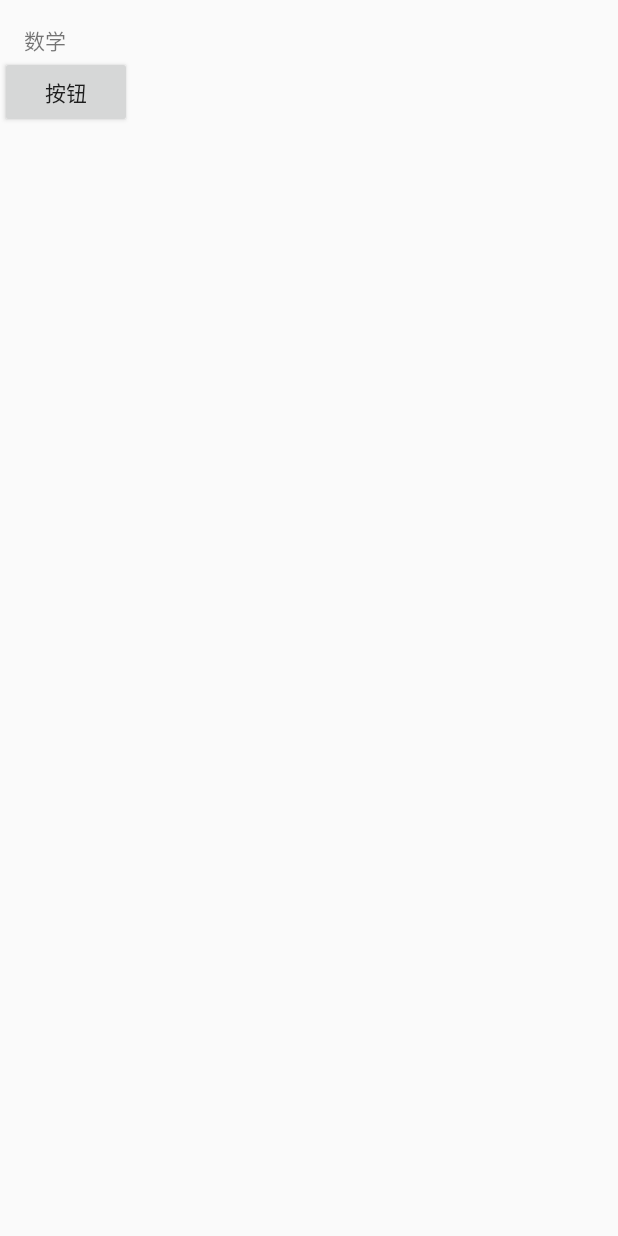
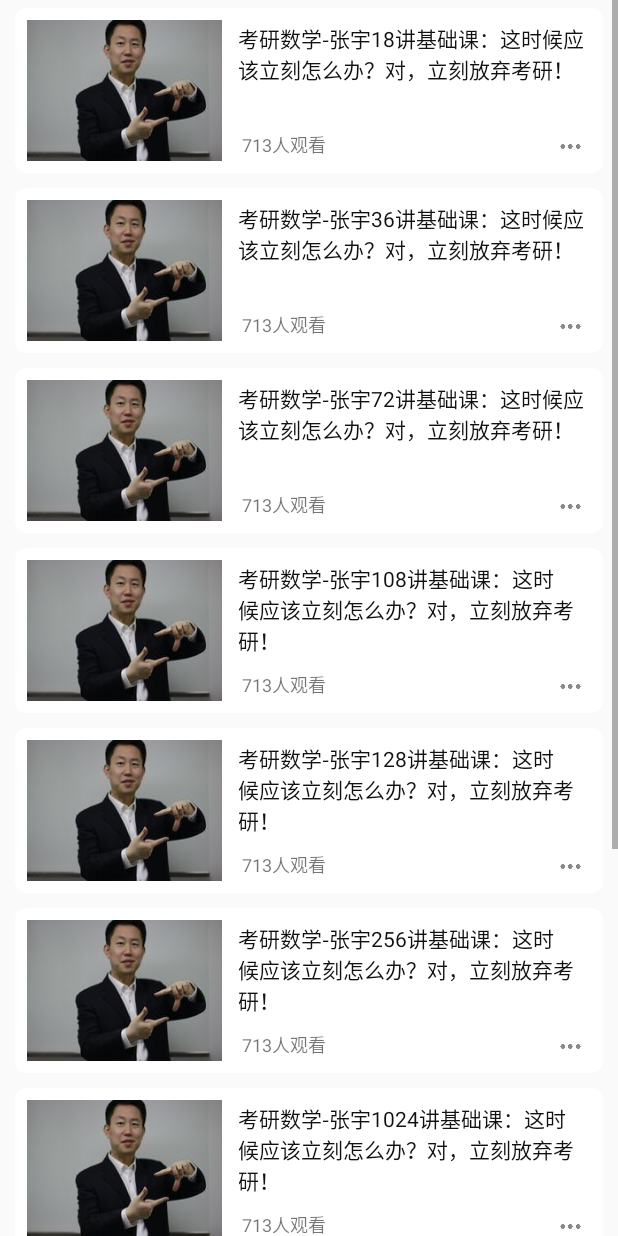
Before and after one commit to shanliangLS/Kaoyanbang, an Android app: the fragment PlayerFragment1 shown on its own in the app's theme, on a phone screen of 412 x 824 dp. Run offline under Robolectric (Android 15) with nearby library versions, the phone set to English and light mode, and no system bars.

Commit message:
完成视频页列表

```diff
--- a/app/build.gradle
+++ b/app/build.gradle
@@ -44,4 +44,8 @@ dependencies {
     // 视频
     implementation 'com.shuyu:GSYVideoPlayer:6.0.3'
     implementation 'com.github.bumptech.glide:glide:4.3.0'
+
+    // 圆角+阴影
+    implementation 'com.android.support:cardview-v7:28.0.0'
+//    implementation 'com.squareup.okhttp3:okhttp:3.4.1'
 }
--- a/app/src/main/java/hehut/scse/kaoyanbang/TabFragment/Player/Fragments/PlayerFragment1.java
+++ b/app/src/main/java/hehut/scse/kaoyanbang/TabFragment/Player/Fragments/PlayerFragment1.java
@@ -5,34 +5,111 @@ import android.os.Bundle;
 import android.support.annotation.NonNull;
 import android.support.annotation.Nullable;
 import android.support.v4.app.Fragment;
+import android.support.v7.widget.CardView;
+import android.util.Log;
 import android.view.LayoutInflater;
 import android.view.View;
 import android.view.ViewGroup;
-import android.widget.Button;
+import android.widget.BaseAdapter;
+import android.widget.ImageView;
+import android.widget.ListView;
+import android.widget.TextView;
+
+import java.util.ArrayList;
+import java.util.List;
 
 import hehut.scse.kaoyanbang.R;
 import hehut.scse.kaoyanbang.TabFragment.Player.PlayerDetail;
+import hehut.scse.kaoyanbang.TabFragment.Player.VideoDetail;
 
 public class PlayerFragment1 extends Fragment {
-    Button button;
+    private static List<VideoDetail> videoList;
+    private ListView videoListView;
+
+    static {
+        videoList = new ArrayList<>();
+        videoList.add(new VideoDetail(R.drawable.zhangyu,
+                "考研数学-张宇18讲基础课：这时候应该立刻怎么办？对，立刻放弃考研！",713));
+        videoList.add(new VideoDetail(R.drawable.zhangyu,
+                "考研数学-张宇36讲基础课：这时候应该立刻怎么办？对，立刻放弃考研！",713));
+        videoList.add(new VideoDetail(R.drawable.zhangyu,
+                "考研数学-张宇72讲基础课：这时候应该立刻怎么办？对，立刻放弃考研！",713));
+        videoList.add(new VideoDetail(R.drawable.zhangyu,
+                "考研数学-张宇108讲基础课：这时候应该立刻怎么办？对，立刻放弃考研！",713));
+        videoList.add(new VideoDetail(R.drawable.zhangyu,
+                "考研数学-张宇128讲基础课：这时候应该立刻怎么办？对，立刻放弃考研！",713));
+        videoList.add(new VideoDetail(R.drawable.zhangyu,
+                "考研数学-张宇256讲基础课：这时候应该立刻怎么办？对，立刻放弃考研！",713));
+        videoList.add(new VideoDetail(R.drawable.zhangyu,
+                "考研数学-张宇1024讲基础课：这时候应该立刻怎么办？对，立刻放弃考研！",713));
+        videoList.add(new VideoDetail(R.drawable.zhangyu,
+                "考研数学-张宇进阶课：这时候应该立刻怎么办？对，立刻放弃考研！",713));
+        videoList.add(new VideoDetail(R.drawable.zhangyu,
+                "考研数学-张宇冲刺课：这时候应该立刻怎么办？对，立刻放弃考研！",713));
+        videoList.add(new VideoDetail(R.drawable.zhangyu,
+                "考研数学-张宇火箭班：这时候应该立刻怎么办？对，立刻放弃考研！",713));
+    }
 
     @Nullable
     @Override
     public View onCreateView(@NonNull LayoutInflater inflater, @Nullable ViewGroup container, @Nullable Bundle savedInstanceState) {
         View view = inflater.inflate(R.layout.player_fragment1, container, false);
 
-        button = (Button) view.findViewById(R.id.play_button);
-        Button.OnClickListener buttonListener = new Button.OnClickListener() {
+        videoListView = view.findViewById(R.id.player_math_list);
+        videoListView.setAdapter(new BaseAdapter() {
             @Override
-            public void onClick(View v) {
-                switch (v.getId()) {
-                    case R.id.play_button:
+            public int getCount() {
+                return videoList.size();
+            }
+
+            @Override
+            public Object getItem(int position) {
+                return null;
+            }
+
+            @Override
+            public long getItemId(int position) {
+                return 0;
+            }
+
+            @Override
+            public View getView(int position, View convertView, ViewGroup parent) {
+                View itemview = null;
+
+                // 如果缓存为空，生成新的布局作为1个item
+                if (convertView == null) {
+                    Log.i("videoListInfo:", "没有缓存，重新生成" + position);
+                    LayoutInflater videoInflater = PlayerFragment1.this.getLayoutInflater();
+                    // 因为getView()返回的对象，adapter会自动赋给ListView
+                    itemview = inflater.inflate(R.layout.player_card, null);
+                } else {
+                    Log.i("goodsListInfo:", "有缓存，不需要重新生成" + position);
+                    itemview = convertView;
+                }
+
+                final VideoDetail video = videoList.get(position);
+                // 图片
+                ImageView imageViewLeft = (ImageView) itemview.findViewById(R.id.video_cover);
+                imageViewLeft.setImageResource(video.getCoverPath());
+                // 简介
+                TextView introductionTextView = (TextView) itemview.findViewById(R.id.video_title);
+                introductionTextView.setText(video.getVideoTitle());
+                // 记录
+                TextView recordTextViewLeft = (TextView) itemview.findViewById(R.id.video_watch_num);
+                recordTextViewLeft.setText(video.getWatchNum());
+
+                // 点击事件
+                CardView cardView = itemview.findViewById(R.id.video_card);
+                cardView.setOnClickListener(new View.OnClickListener() {
+                    @Override
+                    public void onClick(View v) {
                         startActivity(new Intent(getActivity(), PlayerDetail.class));
-                        return;
-                }
+                    }
+                });
+
+                return itemview;
             }
-        };
-        button.setOnClickListener(buttonListener);
+        });
 
         return view;
     }
--- /dev/null
+++ b/app/src/main/java/hehut/scse/kaoyanbang/TabFragment/Player/VideoDetail.java
@@ -0,0 +1,37 @@
+package hehut.scse.kaoyanbang.TabFragment.Player;
+
+public class VideoDetail {
+    private int coverPath;
+    private String videoTitle;
+    private String watchNum;
+
+    public VideoDetail(int c,String v,int w) {
+        coverPath = c;
+        videoTitle = v;
+        watchNum = w + "人观看";
+    }
+
+    public void setCoverPath(int coverPath) {
+        this.coverPath = coverPath;
+    }
+
+    public void setVideoTitle(String videoTitle) {
+        this.videoTitle = videoTitle;
+    }
+
+    public void setWatchNum(String watchNum) {
+        this.watchNum = watchNum;
+    }
+
+    public int getCoverPath() {
+        return coverPath;
+    }
+
+    public String getVideoTitle() {
+        return videoTitle;
+    }
+
+    public String getWatchNum() {
+        return watchNum;
+    }
+}
--- /dev/null
+++ b/app/src/main/res/layout/player_card.xml
@@ -0,0 +1,79 @@
+<?xml version="1.0" encoding="utf-8"?>
+<LinearLayout xmlns:android="http://schemas.android.com/apk/res/android"
+    android:layout_width="match_parent"
+    android:layout_height="match_parent"
+    xmlns:app="http://schemas.android.com/apk/res-auto">
+
+    <android.support.v7.widget.CardView
+        android:id="@+id/video_card"
+        android:layout_width="0dp"
+        android:layout_height="wrap_content"
+        android:layout_weight="1"
+        android:layout_marginTop="5dp"
+        android:layout_marginLeft="10dp"
+        android:layout_marginRight="10dp"
+        android:layout_marginBottom="5dp"
+        android:clickable="true"
+        android:onClick="onClick"
+        app:cardCornerRadius="7dp"
+        app:cardElevation="0dp"
+        app:cardBackgroundColor="#fff">
+        <LinearLayout
+            android:layout_width="match_parent"
+            android:layout_height="110dp"
+            android:orientation="horizontal">
+            <ImageView
+                android:id="@+id/video_cover"
+                android:layout_width="130dp"
+                android:layout_height="94dp"
+                android:layout_marginTop="8dp"
+                android:layout_marginLeft="8dp"
+                android:layout_marginRight="5dp"
+                android:layout_marginBottom="8dp"
+                android:src="@drawable/zhangyu"
+                android:scaleType="fitXY"/>
+
+            <LinearLayout
+                android:orientation="vertical"
+                android:layout_width="match_parent"
+                android:layout_height="match_parent">
+                <TextView
+                    android:id="@+id/video_title"
+                    android:layout_width="match_parent"
+                    android:layout_height="0dp"
+                    android:layout_weight="1"
+                    android:layout_marginTop="10dp"
+                    android:layout_marginLeft="5dp"
+                    android:layout_marginRight="10dp"
+                    android:layout_marginBottom="10dp"
+                    android:textSize="@dimen/video_introduction"
+                    android:textColor="#111"
+                    android:text="考研数学-张宇108讲基础课：这时候应该立刻怎么办？对，立刻放弃考研！"
+                    android:maxLines="3"
+                    android:ellipsize="end"/>
+
+                <RelativeLayout
+                    android:layout_width="match_parent"
+                    android:layout_height="wrap_content"
+                    android:layout_marginBottom="10dp">
+                    <TextView
+                        android:id="@+id/video_watch_num"
+                        android:layout_width="wrap_content"
+                        android:layout_height="wrap_content"
+                        android:layout_marginLeft="8dp"
+                        android:textSize="@dimen/video_watch_num"
+                        android:text="719人观看"/>
+                    <ImageView
+                        android:layout_width="15dp"
+                        android:layout_height="15dp"
+                        android:layout_marginRight="14dp"
+                        android:layout_alignParentRight="true"
+                        android:layout_alignBottom="@id/video_watch_num"
+                        android:src="@drawable/video_more"/>
+                </RelativeLayout>
+            </LinearLayout>
+
+        </LinearLayout>
+    </android.support.v7.widget.CardView>
+
+</LinearLayout>
--- a/app/src/main/res/layout/player_fragment1.xml
+++ b/app/src/main/res/layout/player_fragment1.xml
@@ -4,19 +4,11 @@
     android:layout_width="match_parent"
     android:layout_height="match_parent">
 
-    <TextView
-        android:id="@+id/message"
-        android:layout_width="wrap_content"
-        android:layout_height="wrap_content"
-        android:layout_marginStart="@dimen/activity_horizontal_margin"
-        android:layout_marginLeft="@dimen/activity_horizontal_margin"
-        android:layout_marginTop="@dimen/activity_vertical_margin"
-        android:text="数学"/>
-
-    <Button
-        android:id="@+id/play_button"
-        android:layout_width="wrap_content"
-        android:layout_height="wrap_content"
-        android:text="按钮"/>
+    <ListView
+        android:id="@+id/player_math_list"
+        android:layout_width="match_parent"
+        android:layout_height="match_parent"
+        android:dividerHeight="0dp"
+        android:divider="#ffffff"/>
 
 </LinearLayout>
--- a/app/src/main/res/values/dimens.xml
+++ b/app/src/main/res/values/dimens.xml
@@ -8,4 +8,7 @@
     <dimen name="post_media_height">200dp</dimen>
 
     <dimen name="drawer_image_height">180dp</dimen>
+
+    <dimen name="video_introduction">14sp</dimen>
+    <dimen name="video_watch_num">12sp</dimen>
 </resources>
```
Also changed, not shown: app/src/main/res/drawable-hdpi/video_more.png (added), app/src/main/res/drawable-hdpi/zhangyu.jpg (added).
